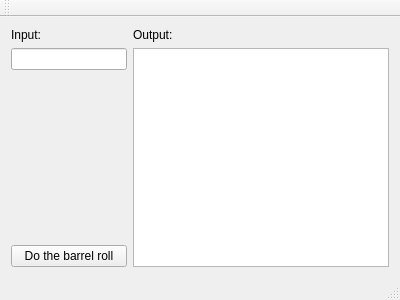
Old version of the form mainwindow.ui in the repository jatson/fordprog_beadando.
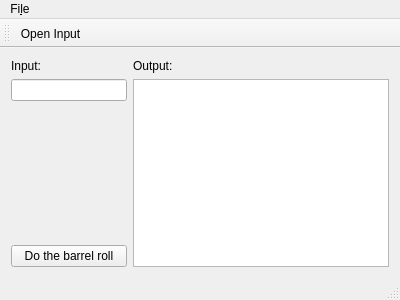
New version of the form. Icons and pictures are not drawn.

Diff of the .ui file:
```diff
--- a/mainwindow.ui
+++ b/mainwindow.ui
@@ -82,6 +82,13 @@
      <height>30</height>
     </rect>
    </property>
+   <widget class="QMenu" name="menuFile">
+    <property name="title">
+     <string>Fi&amp;le</string>
+    </property>
+    <addaction name="actionOpen_Input"/>
+   </widget>
+   <addaction name="menuFile"/>
   </widget>
   <widget class="QToolBar" name="mainToolBar">
    <attribute name="toolBarArea">
@@ -90,8 +97,21 @@
    <attribute name="toolBarBreak">
     <bool>false</bool>
    </attribute>
+   <addaction name="actionOpen_Input"/>
   </widget>
   <widget class="QStatusBar" name="statusBar"/>
+  <action name="actionOpen_Input">
+   <property name="icon">
+    <iconset resource="icons.qrc">
+     <normaloff>:/icons/open-file-icon.ICO</normaloff>:/icons/open-file-icon.ICO</iconset>
+   </property>
+   <property name="text">
+    <string>Open Input</string>
+   </property>
+   <property name="shortcut">
+    <string>Ctrl+O</string>
+   </property>
+  </action>
  </widget>
  <layoutdefault spacing="6" margin="11"/>
  <resources/>
```
Left out of the diff: 4 changed lines with no effect on the pictures.
